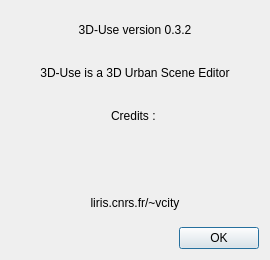
Before: the Qt Designer form ui/dialogAbout.ui in VCityTeam/3DUSE, drawn with Qt 5.
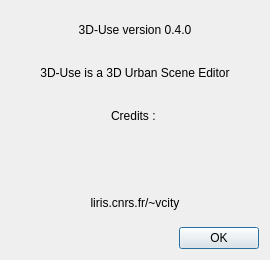
After: the same form once the commit is applied. Icons and pictures are not drawn.

Patch:
```diff
--- a/ui/dialogAbout.ui
+++ b/ui/dialogAbout.ui
@@ -17,7 +17,7 @@
    <item>
     <widget class="QLabel" name="label_2">
      <property name="text">
-      <string>3D-Use version 0.3.2</string>
+      <string>3D-Use version 0.4.0</string>
      </property>
      <property name="alignment">
       <set>Qt::AlignCenter</set>
```
